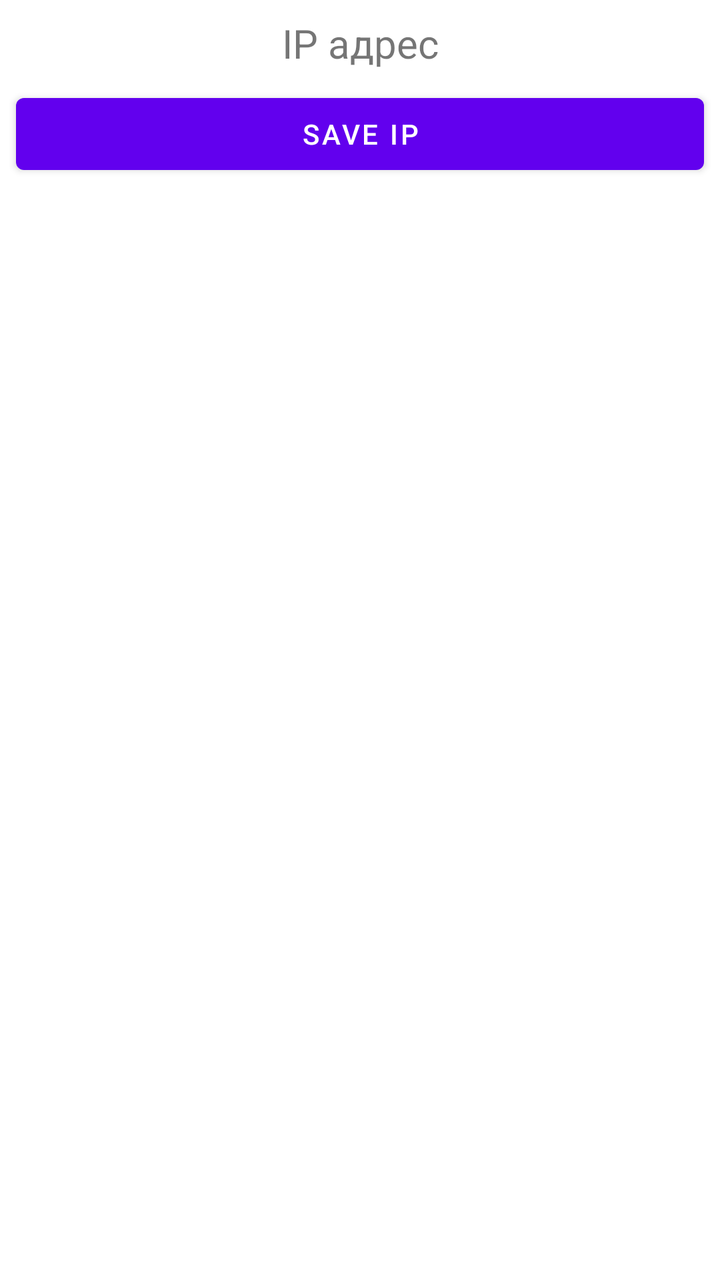
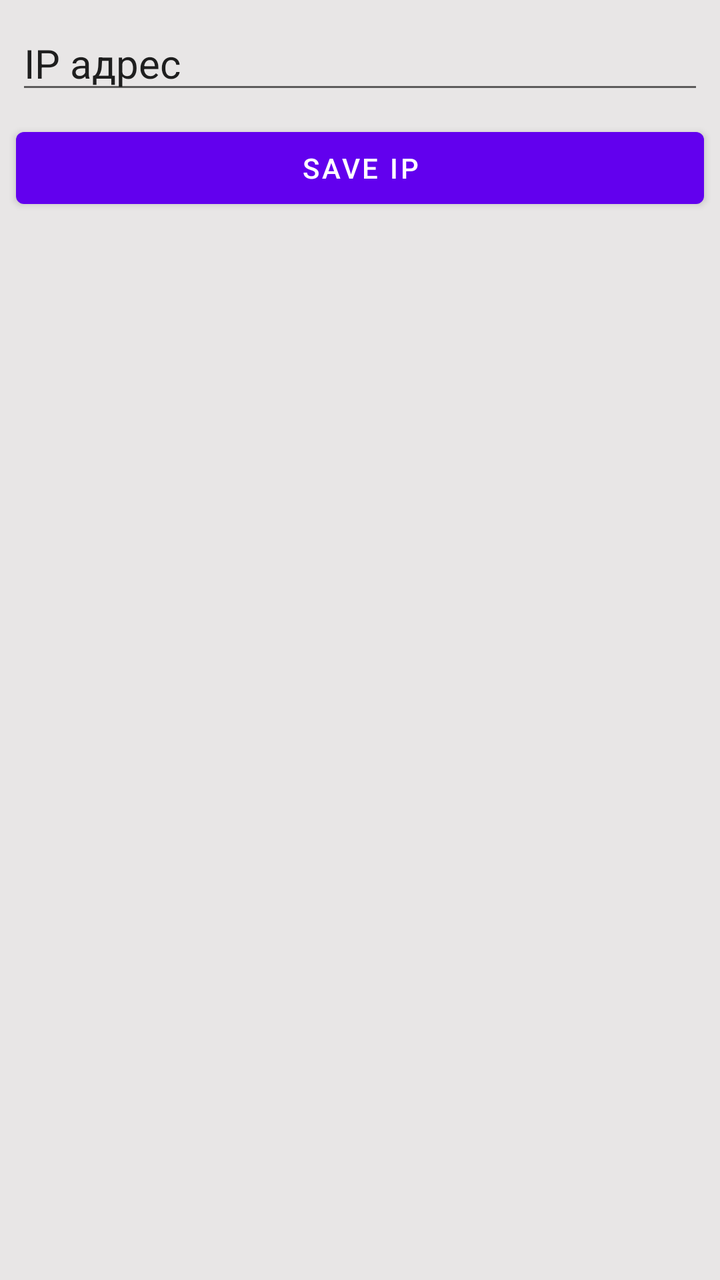

The first picture is an Android layout as it rendered before a commit; the second is the same layout after the commit. The layout source and the unified diff follow.
<!-- AndroidManifest.xml: application theme Theme.AdressLentaWiFi -->
<!-- res/layout/activity_main.xml -->
<?xml version="1.0" encoding="utf-8"?>
<androidx.constraintlayout.widget.ConstraintLayout xmlns:android="http://schemas.android.com/apk/res/android"
    xmlns:app="http://schemas.android.com/apk/res-auto"
    xmlns:tools="http://schemas.android.com/tools"
    android:layout_width="match_parent"
    android:layout_height="match_parent"
    tools:context=".main.MainActivity">

    <TextView
        android:id="@+id/edIp"
        android:layout_width="0dp"
        android:layout_height="wrap_content"
        android:layout_marginStart="8dp"
        android:layout_marginTop="8dp"
        android:layout_marginEnd="8dp"
        android:gravity="center"
        android:text="@string/status"
        android:textSize="20sp"
        app:layout_constraintEnd_toEndOf="parent"
        app:layout_constraintStart_toStartOf="parent"
        app:layout_constraintTop_toTopOf="parent" />

    <Button
        android:id="@+id/bSave"
        android:layout_width="0dp"
        android:layout_height="wrap_content"
        android:layout_marginTop="8dp"
        android:text="@string/save_ip"
        app:layout_constraintEnd_toEndOf="@+id/edIp"
        app:layout_constraintStart_toStartOf="@+id/edIp"
        app:layout_constraintTop_toBottomOf="@+id/edIp" />

    <androidx.recyclerview.widget.RecyclerView
        android:id="@+id/rv_effects"
        android:layout_width="0dp"
        android:layout_height="0dp"
        android:layout_marginStart="8dp"
        android:layout_marginTop="8dp"
        android:layout_marginEnd="8dp"
        android:layout_marginBottom="8dp"
        app:layout_constraintBottom_toBottomOf="parent"
        app:layout_constraintEnd_toEndOf="parent"
        app:layout_constraintStart_toStartOf="parent"
        app:layout_constraintTop_toBottomOf="@+id/bSave" />

    <TextView
        android:id="@+id/empty_view_effects"
        android:layout_width="match_parent"
        android:layout_height="match_parent"
        android:gravity="center"
        android:textSize="18sp"
        android:visibility="gone"
        android:text="@string/no_data"
        tools:visibility = "gone"/>
</androidx.constraintlayout.widget.ConstraintLayout>
<!-- resources referenced by this layout -->
<resources>
  <string name="no_data">Нет данных.</string>
  <string name="save_ip">Save Ip</string>
  <string name="status">IP адрес</string>
  <style name="Theme.AdressLentaWiFi" parent="Theme.MaterialComponents.DayNight.DarkActionBar">
          
          <item name="colorPrimary">@color/purple_500</item>
          <item name="colorPrimaryVariant">@color/purple_700</item>
          <item name="colorOnPrimary">@color/white</item>
          
          <item name="colorSecondary">@color/teal_200</item>
          <item name="colorSecondaryVariant">@color/teal_700</item>
          <item name="colorOnSecondary">@color/black</item>
          
          <item name="android:statusBarColor" tools:targetApi="l">?attr/colorPrimaryVariant</item>
          
      </style>
  <color name="purple_500">#FF6200EE</color>
  <color name="purple_700">#FF3700B3</color>
  <color name="white">#FFFFFFFF</color>
  <color name="teal_200">#FF03DAC5</color>
  <color name="teal_700">#FF018786</color>
  <color name="black">#FF000000</color>
</resources>

<!-- the commit's change to res/layout/activity_main.xml (unified diff, before → after) -->
@@ -4,21 +4,8 @@
     xmlns:tools="http://schemas.android.com/tools"
     android:layout_width="match_parent"
     android:layout_height="match_parent"
+    android:background="#E8E6E6"
     tools:context=".main.MainActivity">
-
-    <TextView
-        android:id="@+id/edIp"
-        android:layout_width="0dp"
-        android:layout_height="wrap_content"
-        android:layout_marginStart="8dp"
-        android:layout_marginTop="8dp"
-        android:layout_marginEnd="8dp"
-        android:gravity="center"
-        android:text="@string/status"
-        android:textSize="20sp"
-        app:layout_constraintEnd_toEndOf="parent"
-        app:layout_constraintStart_toStartOf="parent"
-        app:layout_constraintTop_toTopOf="parent" />
 
     <Button
         android:id="@+id/bSave"
@@ -29,6 +16,30 @@
         app:layout_constraintEnd_toEndOf="@+id/edIp"
         app:layout_constraintStart_toStartOf="@+id/edIp"
         app:layout_constraintTop_toBottomOf="@+id/edIp" />
+
+    <EditText
+        android:id="@+id/edIp"
+        android:layout_width="0dp"
+        android:layout_height="wrap_content"
+        android:layout_marginStart="8dp"
+        android:layout_marginTop="8dp"
+        android:layout_marginEnd="8dp"
+        android:gravity="start"
+        android:text="@string/status"
+        android:textSize="20sp"
+        app:layout_constraintEnd_toEndOf="parent"
+        app:layout_constraintStart_toStartOf="parent"
+        app:layout_constraintTop_toTopOf="parent" />
+
+    <TextView
+        android:id="@+id/empty_view_effects"
+        android:layout_width="match_parent"
+        android:layout_height="match_parent"
+        android:gravity="center"
+        android:text="@string/no_data"
+        android:textSize="18sp"
+        android:visibility="gone"
+        tools:visibility="gone" />
 
     <androidx.recyclerview.widget.RecyclerView
         android:id="@+id/rv_effects"
@@ -42,14 +53,4 @@
         app:layout_constraintEnd_toEndOf="parent"
         app:layout_constraintStart_toStartOf="parent"
         app:layout_constraintTop_toBottomOf="@+id/bSave" />
-
-    <TextView
-        android:id="@+id/empty_view_effects"
-        android:layout_width="match_parent"
-        android:layout_height="match_parent"
-        android:gravity="center"
-        android:textSize="18sp"
-        android:visibility="gone"
-        android:text="@string/no_data"
-        tools:visibility = "gone"/>
 </androidx.constraintlayout.widget.ConstraintLayout>
